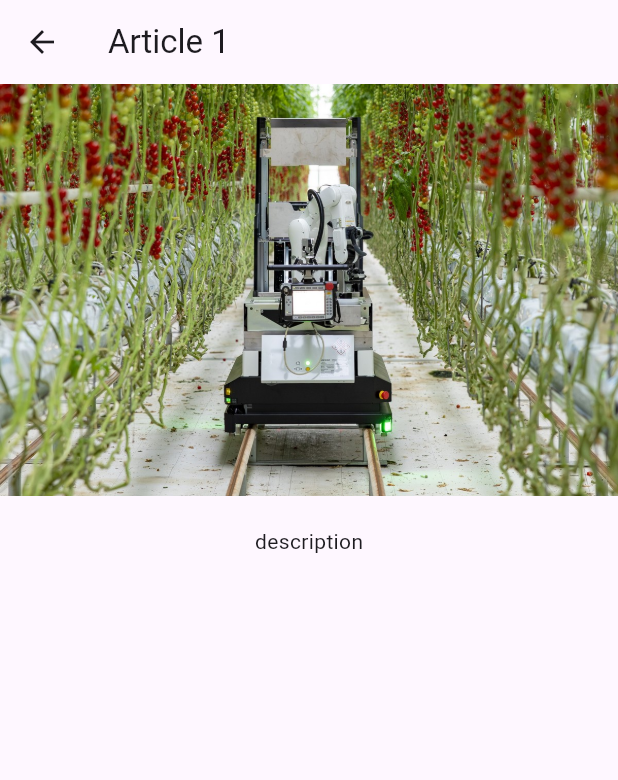
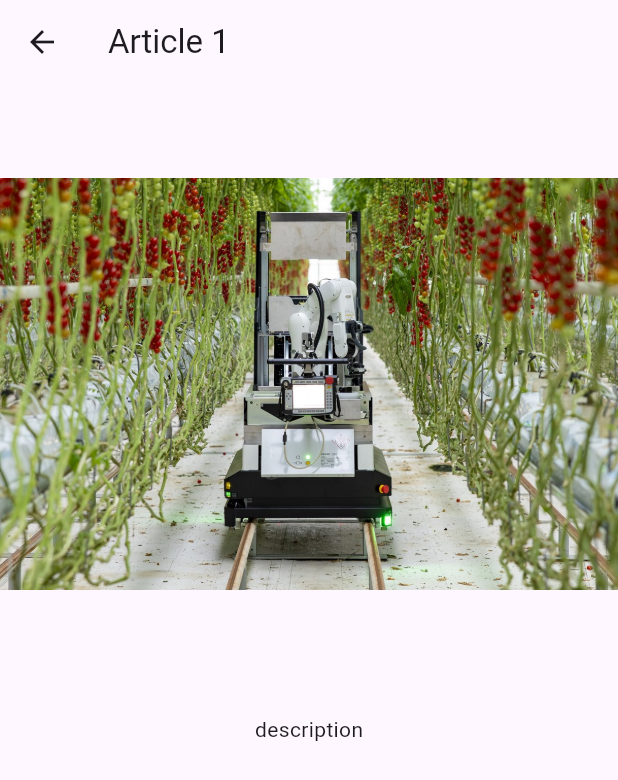
Before and after one commit to justinlu3939/denso-flutter-project, a Flutter app: the HeroDetails screen opened directly with sample values from the repository, on a phone screen of 412 x 824 dp. Shown: the top 780 px of the screen. Run offline on Flutter 3.47's test engine with Material 3 defaults, Android fonts, the phone set to English and light mode, and no system bars; our stand-ins replace animated_splash_screen, carousel_slider, page_transition, smooth_page_indicator, webview_flutter.

Commit message:
changed image dimensions and naming sense in hero_details.dart

```diff
--- a/lib/hero_details.dart
+++ b/lib/hero_details.dart
@@ -2,23 +2,26 @@ import 'package:flutter/material.dart';
 import 'package:my_app/components/data.dart';
 
 class HeroDetails extends StatelessWidget{
-  final DataModel dataList;
-  const HeroDetails ({super.key, required this.dataList});
+  final DataModel item;
+  const HeroDetails ({super.key, required this.item});
 
   @override
   Widget build(BuildContext context) {
     return Scaffold(
       appBar: AppBar(
-        title: Text(dataList.title),
+        title: Text(item.title),
       ),
 
       body: Hero(
-        tag: dataList.imageName,
+        tag: item.imageName,
         child: Column(
           children: [
-            Image.asset(dataList.imageName),
+            Image.asset(item.imageName,
+            width: MediaQuery.of(context).size.width,
+            height: 400,
+            ),
             const SizedBox(height: 20),
-            Text(dataList.description),
+            Text(item.description),
           ],
         ),
         ),
--- a/lib/main.dart
+++ b/lib/main.dart
@@ -74,7 +74,6 @@ class MyApp extends StatelessWidget {
                       ModalRoute.of(context)?.settings.arguments as String),
               '/settings': (context) => const Settings(),
               '/signout': (context) => LoginPage(),
-              //'/loginpage': (context) => SplashScreen(),
             },
           );
         },
```
